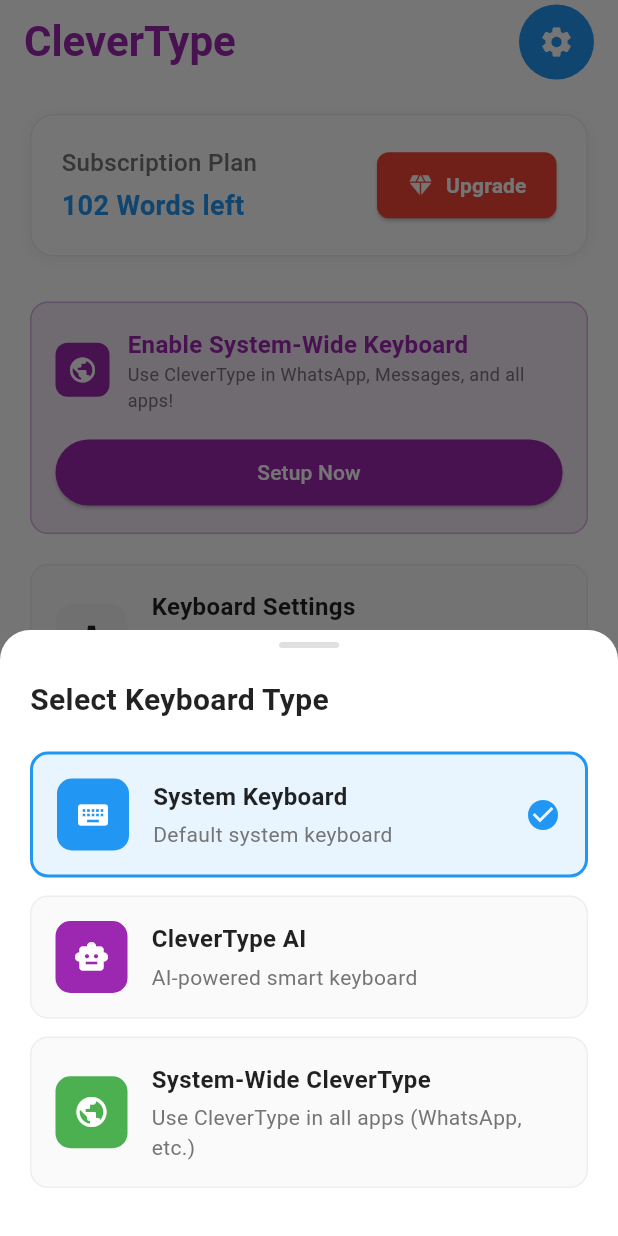
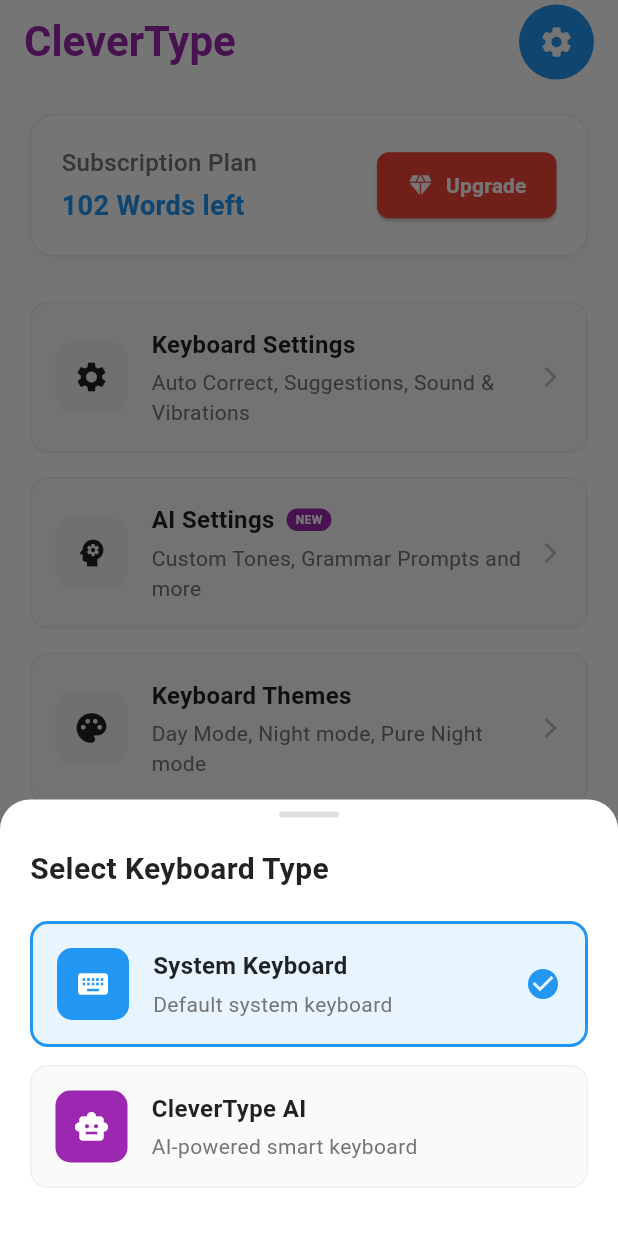
Before and after one commit to Humayun201/task_intermship, a Flutter app: the HomeScreen screen opened directly, after a tap on the "keyboard" icon, on a phone screen of 412 x 824 dp. Run offline on Flutter 3.47's test engine with Material 3 defaults, Android fonts, the phone set to English and light mode, and no system bars.

```diff
--- a/lib/home page.dart
+++ b/lib/home page.dart
@@ -106,13 +106,6 @@ class _HomeScreenState extends State<HomeScreen> {
                     Colors.purple,
                     'CleverType',
                   ),
-                  _buildKeyboardOption(
-                    'System-Wide CleverType',
-                    'Use CleverType in all apps (WhatsApp, etc.)',
-                    Icons.public,
-                    Colors.green,
-                    'SystemWide',
-                  ),
                 ],
               ),
             ),
@@ -134,10 +127,6 @@ class _HomeScreenState extends State<HomeScreen> {
         });
         Navigator.pop(context);
 
-        if (type == 'SystemWide') {
-          // Show system-wide keyboard setup
-          _showSystemWideSetup();
-        } else {
         ScaffoldMessenger.of(context).showSnackBar(
           SnackBar(
             content: Text('$title selected'),
@@ -145,7 +134,6 @@ class _HomeScreenState extends State<HomeScreen> {
             duration: Duration(seconds: 2),
           ),
         );
-        }
       },
       child: Container(
         margin: EdgeInsets.only(bottom: 12),
@@ -216,59 +204,6 @@ class _HomeScreenState extends State<HomeScreen> {
             ),
             if (isSelected)
               Icon(Icons.check_circle, color: color, size: 24),
-          ],
-        ),
-      ),
-    );
-  }
-
-  void _showSystemWideSetup() {
-    showModalBottomSheet(
-      context: context,
-      isScrollControlled: true,
-      backgroundColor: Colors.transparent,
-      builder: (context) => Container(
-        height: MediaQuery.of(context).size.height * 0.7,
-        decoration: BoxDecoration(
-          color: Colors.white,
-          borderRadius: BorderRadius.only(
-            topLeft: Radius.circular(20),
-            topRight: Radius.circular(20),
-          ),
-        ),
-        child: Column(
-          children: [
-            Container(
-              margin: EdgeInsets.only(top: 8),
-              width: 40,
-              height: 4,
-              decoration: BoxDecoration(
-                color: Colors.grey[300],
-                borderRadius: BorderRadius.circular(2),
-              ),
-            ),
-            Padding(
-              padding: EdgeInsets.all(20),
-              child: Column(
-                crossAxisAlignment: CrossAxisAlignment.start,
-                children: [
-                  Text(
-                    'Enable System-Wide Keyboard',
-                    style: TextStyle(
-                      fontSize: 20,
-                      fontWeight: FontWeight.bold,
-                      color: Colors.black87,
-                    ),
-                  ),
-                  SizedBox(height: 8),
-                  Text(
-                    'Use CleverType in WhatsApp, Messages, and all apps!',
-                    style: TextStyle(color: Colors.grey[600]),
-                  ),
-                  SizedBox(height: 20),
-                ],
-              ),
-            ),
           ],
         ),
       ),
@@ -385,75 +320,7 @@ class _HomeScreenState extends State<HomeScreen> {
                     ),
                     SizedBox(height: 30),
 
-                    // NEW: System-Wide Keyboard Setup Card
-                    Container(
-                      margin: EdgeInsets.only(bottom: 20),
-                      padding: EdgeInsets.all(16),
-                      decoration: BoxDecoration(
-                        color: Colors.purple.withOpacity(0.1),
-                        borderRadius: BorderRadius.circular(12),
-                        border: Border.all(color: Colors.purple.withOpacity(0.3)),
-                      ),
-                      child: Column(
-                        children: [
-                          Row(
-                            children: [
-                              Container(
-                                padding: EdgeInsets.all(8),
-                                decoration: BoxDecoration(
-                                  color: Colors.purple,
-                                  borderRadius: BorderRadius.circular(8),
-                                ),
-                                child: Icon(Icons.public, color: Colors.white, size: 20),
-                              ),
-                              SizedBox(width: 12),
-                              Expanded(
-                                child: Column(
-                                  crossAxisAlignment: CrossAxisAlignment.start,
-                                  children: [
-                                    Text(
-                                      'Enable System-Wide Keyboard',
-                                      style: TextStyle(
-                                        fontSize: 16,
-                                        fontWeight: FontWeight.bold,
-                                        color: Colors.purple,
-                                      ),
-                                    ),
-                                    Text(
-                                      'Use CleverType in WhatsApp, Messages, and all apps!',
-                                      style: TextStyle(
-                                        fontSize: 12,
-                                        color: Colors.grey[600],
-                                      ),
-                                    ),
-                                  ],
-                                ),
-                              ),
-                            ],
-                          ),
-                          SizedBox(height: 16),
-                          Row(
-                            children: [
-                              Expanded(
-                                child: ElevatedButton(
-                                  onPressed: () => _showSystemWideSetup(),
-                                  style: ElevatedButton.styleFrom(
-                                    backgroundColor: Colors.purple,
-                                    padding: EdgeInsets.symmetric(vertical: 12),
-                                  ),
-                                  child: Text(
-                                    'Setup Now',
-                                    style: TextStyle(color: Colors.white),
-                                  ),
-                                ),
-                              ),
-                            ],
-                          ),
-                        ],
-                      ),
-                    ),
-
-                    // Settings Menu Items (simplified)
+                    // Settings Menu Items
                     _buildMenuItem(Icons.settings, 'Keyboard Settings', 'Auto Correct, Suggestions, Sound & Vibrations'),
                     _buildMenuItem(Icons.psychology, 'AI Settings', 'Custom Tones, Grammar Prompts and more', badge: 'NEW'),
                     _buildMenuItem(Icons.palette, 'Keyboard Themes', 'Day Mode, Night mode, Pure Night mode'),
--- a/lib/service.dart
+++ b/lib/service.dart
@@ -2,7 +2,6 @@ import 'dart:convert';
 import 'package:http/http.dart' as http;
 
 class GeminiService {
-  // Your API key
   static const String _apiKey = 'AIzaSyBJWYILWfX4-Ya12zvcWQF1fHW14If6MoI';
 
   Future<Map<String, String>> rewriteText(String text, String tone) async {
@@ -28,7 +27,7 @@ class GeminiService {
 
   Future<String> _makeRequest(String text, String tone) async {
     try {
-      // Updated endpoint that should work
+
       final url = 'https://generativelanguage.googleapis.com/v1beta/models/gemini-1.5-flash:generateContent?key=$_apiKey';
 
       String prompt;
@@ -144,7 +143,6 @@ class GeminiService {
     }
   }
 
-  // Test method to verify API key works
   Future<bool> testApiKey() async {
     try {
       await _makeRequest('Hello', 'casual');
```
Also changed, not shown: lib/key board.dart (+2 -7 lines), 1 other file. Lines whose indentation alone changed are shown as unchanged.
